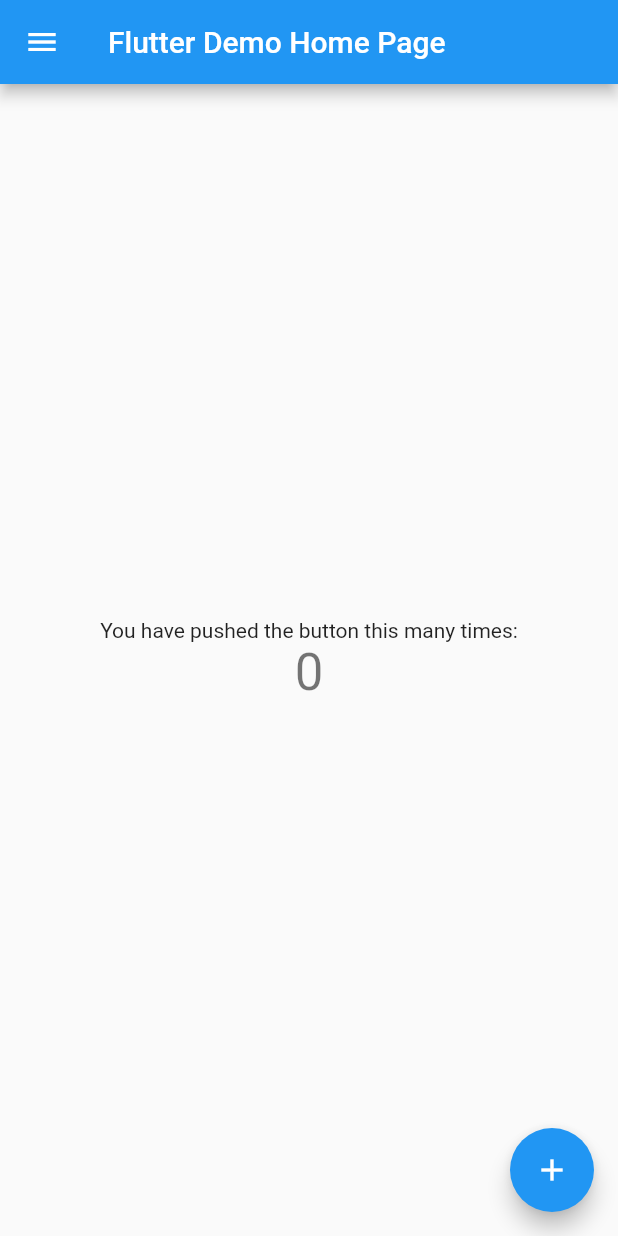
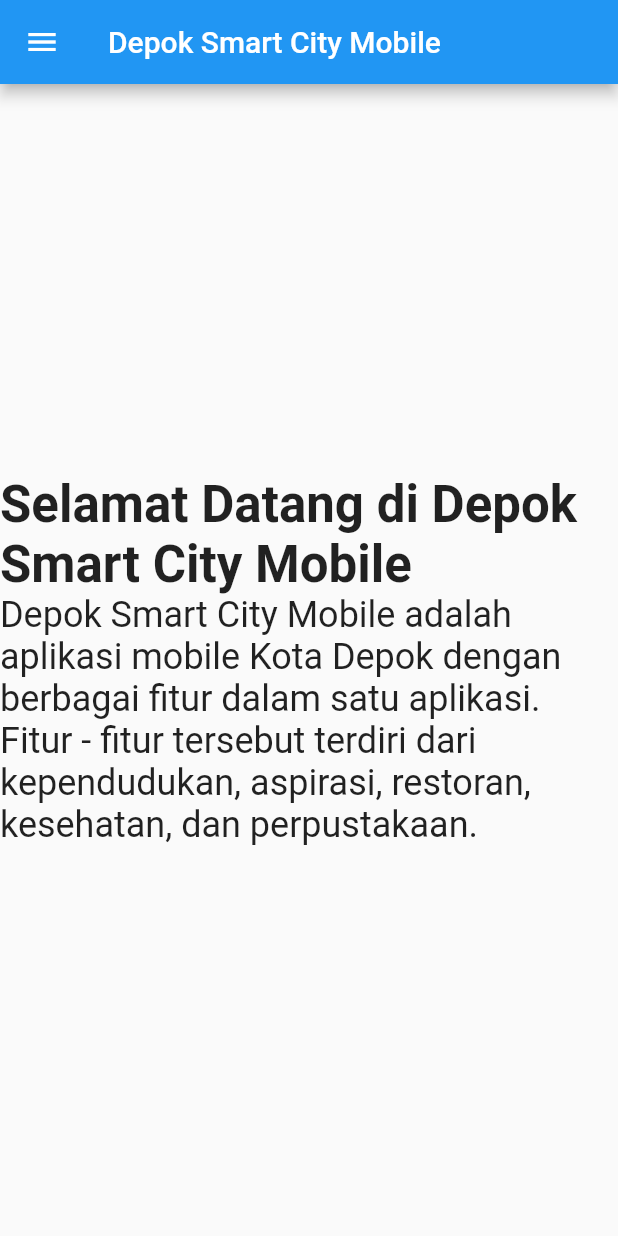
Before and after one commit to depoksmartcity/depoksmartcity-flutter, a Flutter app: the screen it shows after launch, on a phone screen of 412 x 824 dp. Run offline on Flutter 3.47's test engine with Material 2 defaults, Android fonts, the phone set to English and light mode, and no system bars; our stand-ins replace carousel_slider, shared_preferences; missing offline and left inert: pbp_django_auth.

Commit message:
feature(homepage): create homepage

```diff
--- a/lib/main.dart
+++ b/lib/main.dart
@@ -25,17 +25,14 @@ class MyApp extends StatelessWidget {
           return request;
         },
         child: MaterialApp(
-          title: 'Flutter Demo',
+          title: 'Depok Smart City Mobile',
           theme: ThemeData(
 
             primarySwatch: Colors.blue,
           ),
 
-          home: const MyHomePage(title: 'Flutter Demo Home Page'),
-          routes: {
-            "/kesehatan" : (BuildContext context) => const KesehatanPage(),
-            "/kesehatan/health-facilities" : (BuildContext context) => const HealthFacilites(),
-          },
+          home: const MyHomePage(title: 'Depok Smart City Mobile'),
+          routes: {},
         ));
   }
 }
@@ -50,14 +47,6 @@ class MyHomePage extends StatefulWidget {
 }
 
 class _MyHomePageState extends State<MyHomePage> {
-  int _counter = 0;
-
-  void _incrementCounter() {
-    setState(() {
-      _counter++;
-    });
-  }
-
   @override
   Widget build(BuildContext context) {
     // This method is rerun every time setState is called, for instance as done
@@ -94,20 +83,20 @@ class _MyHomePageState extends State<MyHomePage> {
           mainAxisAlignment: MainAxisAlignment.center,
           children: <Widget>[
             const Text(
-              'You have pushed the button this many times:',
+              'Selamat Datang di Depok Smart City Mobile',
+              style: TextStyle(fontWeight: FontWeight.bold, fontSize: 34)
             ),
             Text(
-              '$_counter',
-              style: Theme.of(context).textTheme.headline4,
+              "Depok Smart City Mobile adalah aplikasi mobile Kota Depok dengan berbagai fitur dalam satu aplikasi.",
+              style: TextStyle(fontSize: 24)
+            ),
+            Text(
+              "Fitur - fitur tersebut terdiri dari kependudukan, aspirasi, restoran, kesehatan, dan perpustakaan.",
+              style: TextStyle(fontSize: 24)
             ),
           ],
         ),
       ),
-      floatingActionButton: FloatingActionButton(
-        onPressed: _incrementCounter,
-        tooltip: 'Increment',
-        child: const Icon(Icons.add),
-      ), // This trailing comma makes auto-formatting nicer for build methods.
     );
   }
 }
```
